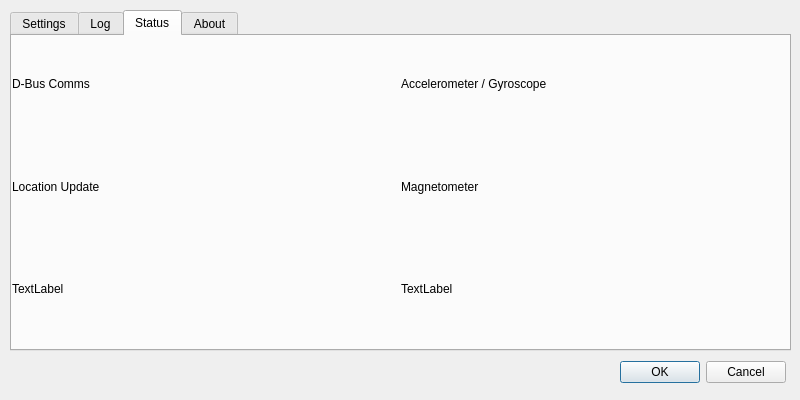
Qt form Reveles/GUI/settingsscreen.ui (Alex-BusNet/Reveles) before a commit.
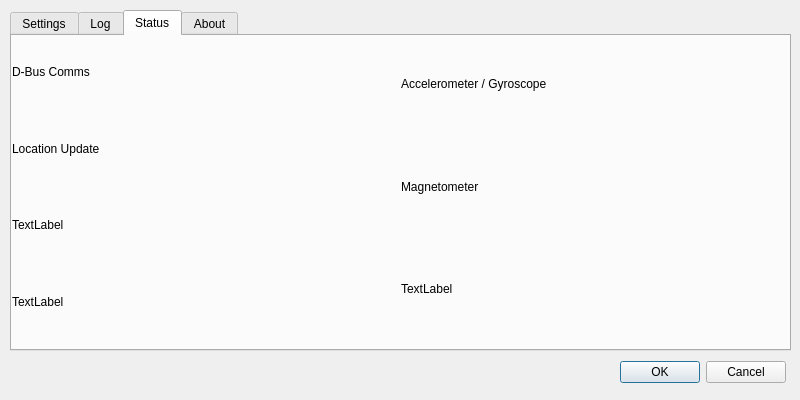
The same form after that commit. The open tabs and pages were chosen to show the change.

What changed in the file:
```diff
--- a/Reveles/GUI/settingsscreen.ui
+++ b/Reveles/GUI/settingsscreen.ui
@@ -25,6 +25,9 @@
   <property name="windowTitle">
    <string>Settings</string>
   </property>
+  <property name="autoFillBackground">
+   <bool>true</bool>
+  </property>
   <widget class="QTabWidget" name="tabWidget">
    <property name="geometry">
     <rect>
@@ -94,6 +97,13 @@
           </property>
          </widget>
         </item>
+        <item>
+         <widget class="QLabel" name="ipLabel">
+          <property name="text">
+           <string>TextLabel</string>
+          </property>
+         </widget>
+        </item>
        </layout>
       </item>
       <item>
```
Left out of the diff: 2 changed lines with no effect on the pictures.
